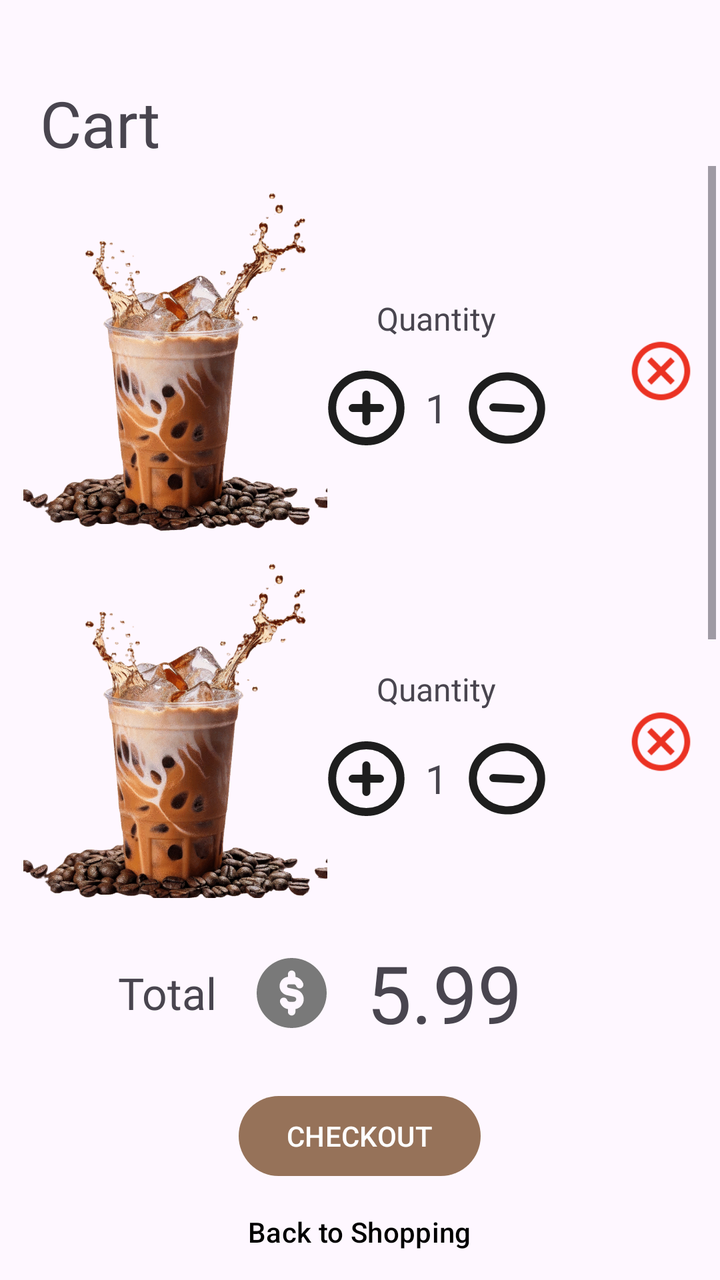
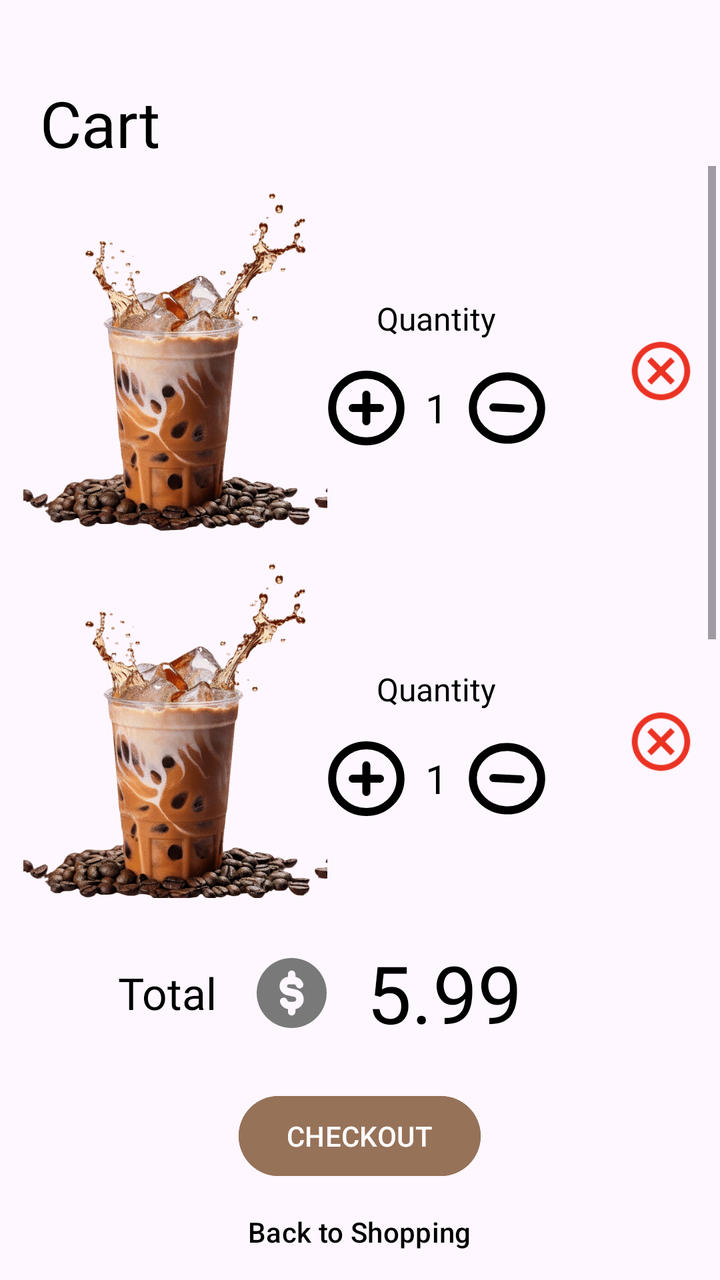

An Android layout rendered at two revisions. The XML below is the earlier revision; the diff shows what the commit changed to produce the second picture.
<!-- AndroidManifest.xml: application theme Theme.Coffeeshop -->
<!-- res/layout/fragment_cart.xml -->
<?xml version="1.0" encoding="utf-8"?>
<RelativeLayout xmlns:android="http://schemas.android.com/apk/res/android"
    xmlns:tools="http://schemas.android.com/tools"
    xmlns:app="http://schemas.android.com/apk/res-auto"
    android:id="@+id/main"
    android:layout_width="match_parent"
    android:layout_height="match_parent"
    tools:context=".User.MainFragments.CartFragment">


    <TextView
        android:id="@+id/cartText"
        android:layout_width="wrap_content"
        android:layout_height="wrap_content"
        android:text="Cart"
        android:textSize="32sp"
        android:fontFamily="@font/roboto"
        android:layout_marginTop="40dp"
        android:layout_marginStart="20dp"/>

    <ScrollView
        android:id="@+id/scrollList"
        android:layout_width="wrap_content"
        android:layout_height="wrap_content"
        android:layout_above="@id/totalTex"
        android:layout_below="@+id/cartText"
        android:layout_centerHorizontal="true">

        <LinearLayout
            android:layout_width="wrap_content"
            android:layout_height="wrap_content"
            android:layout_margin="10dp"
            android:orientation="vertical">

            <LinearLayout
                android:layout_width="wrap_content"
                android:layout_height="wrap_content"
                android:gravity="center_vertical">

                <ImageView
                    android:layout_width="wrap_content"
                    android:layout_height="wrap_content"
                    android:src="@drawable/vecteezy_ai_generated_iced_coffee_splash_in_a_cup_with_coffee_beans_35906997_2" />


                <LinearLayout
                    android:layout_width="wrap_content"
                    android:layout_height="wrap_content"
                    android:layout_alignParentEnd="true"
                    android:layout_marginEnd="40dp"
                    android:gravity="center_horizontal"
                    android:orientation="vertical">

                    <TextView
                        android:id="@+id/quantityText"
                        android:layout_width="wrap_content"
                        android:layout_height="wrap_content"
                        android:fontFamily="@font/roboto"
                        android:text="Quantity"
                        android:textSize="16sp" />

                    <LinearLayout
                        android:layout_width="wrap_content"
                        android:layout_height="wrap_content"
                        android:layout_below="@id/quantityText"
                        android:layout_marginTop="15dp"
                        android:gravity="center"
                        android:orientation="horizontal">

                        <ImageView
                            android:layout_width="wrap_content"
                            android:layout_height="wrap_content"
                            android:background="@drawable/add_icon" />

                        <TextView
                            android:layout_width="wrap_content"
                            android:layout_height="wrap_content"
                            android:layout_marginStart="10dp"
                            android:layout_marginEnd="10dp"
                            android:fontFamily="@font/roboto"
                            android:text="1"
                            android:textSize="20sp" />

                        <ImageView
                            android:layout_width="wrap_content"
                            android:layout_height="wrap_content"
                            android:background="@drawable/minus_icon" />


                    </LinearLayout>

                </LinearLayout>

                <ImageView
                    android:layout_width="35dp"
                    android:layout_height="35dp"
                    android:background="@drawable/cancel" />

            </LinearLayout>

            <LinearLayout
                android:layout_width="wrap_content"
                android:layout_height="wrap_content"
                android:gravity="center_vertical">

                <ImageView
                    android:layout_width="wrap_content"
                    android:layout_height="wrap_content"
                    android:src="@drawable/vecteezy_ai_generated_iced_coffee_splash_in_a_cup_with_coffee_beans_35906997_2" />


                <LinearLayout
                    android:layout_width="wrap_content"
                    android:layout_height="wrap_content"
                    android:layout_alignParentEnd="true"
                    android:layout_marginEnd="40dp"
                    android:gravity="center_horizontal"
                    android:orientation="vertical">

                    <TextView
                        android:id="@+id/quantityText2"
                        android:layout_width="wrap_content"
                        android:layout_height="wrap_content"
                        android:fontFamily="@font/roboto"
                        android:text="Quantity"
                        android:textSize="16sp" />

                    <LinearLayout
                        android:layout_width="wrap_content"
                        android:layout_height="wrap_content"
                        android:layout_below="@id/quantityText"
                        android:layout_marginTop="15dp"
                        android:gravity="center"
                        android:orientation="horizontal">

                        <ImageView
                            android:layout_width="wrap_content"
                            android:layout_height="wrap_content"
                            android:background="@drawable/add_icon" />

                        <TextView
                            android:layout_width="wrap_content"
                            android:layout_height="wrap_content"
                            android:layout_marginStart="10dp"
                            android:layout_marginEnd="10dp"
                            android:fontFamily="@font/roboto"
                            android:text="1"
                            android:textSize="20sp" />

                        <ImageView
                            android:layout_width="wrap_content"
                            android:layout_height="wrap_content"
                            android:background="@drawable/minus_icon" />


                    </LinearLayout>

                </LinearLayout>

                <ImageView
                    android:layout_width="35dp"
                    android:layout_height="35dp"
                    android:background="@drawable/cancel" />

            </LinearLayout>

            <LinearLayout
                android:layout_width="wrap_content"
                android:layout_height="wrap_content"
                android:gravity="center_vertical">

                <ImageView
                    android:layout_width="wrap_content"
                    android:layout_height="wrap_content"
                    android:src="@drawable/vecteezy_ai_generated_iced_coffee_splash_in_a_cup_with_coffee_beans_35906997_2" />


                <LinearLayout
                    android:layout_width="wrap_content"
                    android:layout_height="wrap_content"
                    android:layout_alignParentEnd="true"
                    android:layout_marginEnd="40dp"
                    android:gravity="center_horizontal"
                    android:orientation="vertical">

                    <TextView
                        android:id="@+id/quantityText3"
                        android:layout_width="wrap_content"
                        android:layout_height="wrap_content"
                        android:fontFamily="@font/roboto"
                        android:text="Quantity"
                        android:textSize="16sp" />

                    <LinearLayout
                        android:layout_width="wrap_content"
                        android:layout_height="wrap_content"
                        android:layout_below="@id/quantityText"
                        android:layout_marginTop="15dp"
                        android:gravity="center"
                        android:orientation="horizontal">

                        <ImageView
                            android:layout_width="wrap_content"
                            android:layout_height="wrap_content"
                            android:background="@drawable/add_icon" />

                        <TextView
                            android:layout_width="wrap_content"
                            android:layout_height="wrap_content"
                            android:layout_marginStart="10dp"
                            android:layout_marginEnd="10dp"
                            android:fontFamily="@font/roboto"
                            android:text="1"
                            android:textSize="20sp" />

                        <ImageView
                            android:layout_width="wrap_content"
                            android:layout_height="wrap_content"
                            android:background="@drawable/minus_icon" />


                    </LinearLayout>

                </LinearLayout>

                <ImageView
                    android:layout_width="35dp"
                    android:layout_height="35dp"
                    android:background="@drawable/cancel" />

            </LinearLayout>
        </LinearLayout>

    </ScrollView>

    <LinearLayout
        android:id="@+id/totalTex"
        android:layout_centerHorizontal="true"
        android:layout_above="@id/checkoutButton"
        android:layout_width="wrap_content"
        android:layout_height="wrap_content"
        android:gravity="center_vertical"
        android:layout_margin="20dp"
        android:orientation="horizontal">

        <TextView
            android:layout_width="wrap_content"
            android:layout_height="wrap_content"
            android:layout_marginEnd="10dp"
            android:layout_marginStart="10dp"
            android:fontFamily="@font/roboto"
            android:text="Total"
            android:textSize="22sp"/>

        <ImageView
            android:layout_margin="10dp"
            android:layout_width="35dp"
            android:layout_height="35dp"
            android:src="@drawable/dollar_coin"/>

        <TextView
            android:layout_width="wrap_content"
            android:layout_height="wrap_content"
            android:layout_marginStart="10dp"
            android:layout_marginEnd="50dp"
            android:fontFamily="@font/capriola"
            android:text="5.99"
            android:textSize="40sp"/>



    </LinearLayout>

    <Button
        android:id="@+id/checkoutButton"
        android:layout_above="@id/backToShopping"
        android:layout_width="wrap_content"
        android:layout_height="wrap_content"
        android:layout_centerHorizontal="true"
        android:text="CHECKOUT"/>

    <Button
        android:id="@+id/backToShopping"
        android:layout_width="wrap_content"
        android:layout_height="wrap_content"
        android:layout_alignParentBottom="true"
        android:layout_centerHorizontal="true"
        android:backgroundTint="#00FFFFFF"
        android:text="Back to Shopping"
        android:textColor="@color/design_default_color_on_secondary" />

</RelativeLayout>
<!-- resources referenced by this layout -->
<resources>
  <!-- drawable add_icon (drawable) -->
  <vector xmlns:android="http://schemas.android.com/apk/res/android"
      android:width="39dp"
      android:height="38dp"
      android:viewportWidth="39"
      android:viewportHeight="38">
    <path
        android:pathData="M19.5,12.333V25.667M12.667,19H26.333M36.583,19C36.583,28.205 28.935,35.667 19.5,35.667C10.065,35.667 2.417,28.205 2.417,19C2.417,9.795 10.065,2.333 19.5,2.333C28.935,2.333 36.583,9.795 36.583,19Z"
        android:strokeLineJoin="round"
        android:strokeWidth="4"
        android:fillColor="#00000000"
        android:strokeColor="#1E1E1E"
        android:strokeLineCap="round"/>
  </vector>
  <!-- drawable cancel: png bitmap (drawable-nodpi, 10342 bytes) -->
  <!-- drawable dollar_coin (drawable) -->
  <vector xmlns:android="http://schemas.android.com/apk/res/android"
      android:width="14dp"
      android:height="14dp"
      android:viewportWidth="14"
      android:viewportHeight="14">
    <group>
      <clip-path
          android:pathData="M0,0h14v14h-14z"/>
      <path
          android:pathData="M14,7C14,10.866 10.866,14 7,14C3.134,14 0,10.866 0,7C0,3.134 3.134,0 7,0C10.866,0 14,3.134 14,7ZM7.75,3.25C7.75,2.836 7.414,2.5 7,2.5C6.586,2.5 6.25,2.836 6.25,3.25V3.76C5.313,3.86 4.583,4.653 4.583,5.616C4.583,6.493 5.194,7.251 6.05,7.438L7.524,7.761C7.753,7.811 7.917,8.014 7.917,8.25C7.917,8.526 7.692,8.75 7.417,8.75H6.583C6.367,8.75 6.181,8.612 6.112,8.417C5.974,8.026 5.545,7.821 5.155,7.96C4.764,8.098 4.559,8.526 4.697,8.917C4.936,9.591 5.526,10.101 6.25,10.222V10.75C6.25,11.164 6.586,11.5 7,11.5C7.414,11.5 7.75,11.164 7.75,10.75V10.222C8.696,10.064 9.417,9.24 9.417,8.25C9.417,7.31 8.762,6.496 7.844,6.295L6.371,5.973C6.203,5.936 6.083,5.788 6.083,5.616C6.083,5.414 6.247,5.25 6.449,5.25H7.417C7.565,5.25 7.697,5.313 7.79,5.417C7.833,5.465 7.867,5.522 7.888,5.583C8.026,5.974 8.455,6.178 8.845,6.04C9.236,5.902 9.441,5.474 9.303,5.083C9.215,4.834 9.079,4.608 8.907,4.416C8.612,4.087 8.207,3.855 7.75,3.778V3.25Z"
          android:fillColor="#797979"
          android:fillType="evenOdd"/>
    </group>
  </vector>
  <!-- drawable minus_icon (drawable) -->
  <vector xmlns:android="http://schemas.android.com/apk/res/android"
      android:width="39dp"
      android:height="36dp"
      android:viewportWidth="39"
      android:viewportHeight="36">
    <path
        android:pathData="M12.675,17.669L26.325,18.331M36.563,18.828C36.14,27.562 28.157,34.272 18.733,33.815C9.309,33.358 2.013,25.907 2.437,17.172C2.86,8.438 10.843,1.728 20.267,2.185C29.691,2.642 36.987,10.093 36.563,18.828Z"
        android:strokeLineJoin="round"
        android:strokeWidth="4"
        android:fillColor="#00000000"
        android:strokeColor="#1E1E1E"
        android:strokeLineCap="round"/>
  </vector>
  <!-- drawable vecteezy_ai_generated_iced_coffee_splash_in_a_cup_with_coffee_beans_35906997_2: png bitmap (drawable-nodpi, 239443 bytes) -->
  <style name="Theme.Coffeeshop" parent="Base.Theme.Coffeeshop" />
  <style name="Base.Theme.Coffeeshop" parent="Theme.Material3.DayNight.NoActionBar">
          
          
          <item name="colorPrimary">@color/colorPrimary</item>
          <item name="colorSecondary">@color/colorSecondary</item>
      </style>
  <color name="colorPrimary">#967259</color>
  <color name="colorSecondary">#ECE0D1</color>
</resources>

<!-- the commit's change to res/layout/fragment_cart.xml (unified diff, before → after) -->
@@ -60,6 +60,7 @@
                         android:textSize="16sp" />
 
                     <LinearLayout
+                        android:theme="@style/iconColorStyle"
                         android:layout_width="wrap_content"
                         android:layout_height="wrap_content"
                         android:layout_below="@id/quantityText"
@@ -126,6 +127,7 @@
                         android:textSize="16sp" />
 
                     <LinearLayout
+                        android:theme="@style/iconColorStyle"
                         android:layout_width="wrap_content"
                         android:layout_height="wrap_content"
                         android:layout_below="@id/quantityText"
@@ -192,6 +194,7 @@
                         android:textSize="16sp" />
 
                     <LinearLayout
+                        android:theme="@style/iconColorStyle"
                         android:layout_width="wrap_content"
                         android:layout_height="wrap_content"
                         android:layout_below="@id/quantityText"
@@ -280,13 +283,12 @@
         android:text="CHECKOUT"/>
 
     <Button
+        style="@style/CustomButtonStyle2"
         android:id="@+id/backToShopping"
         android:layout_width="wrap_content"
         android:layout_height="wrap_content"
         android:layout_alignParentBottom="true"
         android:layout_centerHorizontal="true"
-        android:backgroundTint="#00FFFFFF"
-        android:text="Back to Shopping"
-        android:textColor="@color/design_default_color_on_secondary" />
+        android:text="Back to Shopping"/>
 
 </RelativeLayout>
<!-- resource entries referenced after the edit -->
@@ -45,14 +45,30 @@
         android:strokeLineCap="round"/>
   </vector>
   <!-- drawable vecteezy_ai_generated_iced_coffee_splash_in_a_cup_with_coffee_beans_35906997_2: png bitmap (drawable-nodpi, 239443 bytes) -->
+  <style name="CustomButtonStyle2" parent="Widget.Material3.Button">
+          <item name="android:textColor">@color/black</item>
+          <item name="android:backgroundTint">#00FFFFFF</item>
+      </style>
+  <style name="iconColorStyle">
+          <item name="android:backgroundTint">@color/black</item>
+      </style>
   <style name="Theme.Coffeeshop" parent="Base.Theme.Coffeeshop" />
+  <color name="black">#FF000000</color>
   <style name="Base.Theme.Coffeeshop" parent="Theme.Material3.DayNight.NoActionBar">
           
           
           <item name="colorPrimary">@color/colorPrimary</item>
           <item name="colorSecondary">@color/colorSecondary</item>
+          <item name="android:textColor">@color/black</item>
+          <item name="materialButtonStyle">@style/CustomButtonStyle</item>
+  
       </style>
   <color name="colorPrimary">#967259</color>
   <color name="colorSecondary">#ECE0D1</color>
+  <style name="CustomButtonStyle" parent="Widget.Material3.Button">
+          <item name="android:textColor">@color/white</item>
+          <item name="android:backgroundTint">@color/colorPrimary</item>
+      </style>
+  <color name="white">#FFFFFFFF</color>
 </resources>
 
